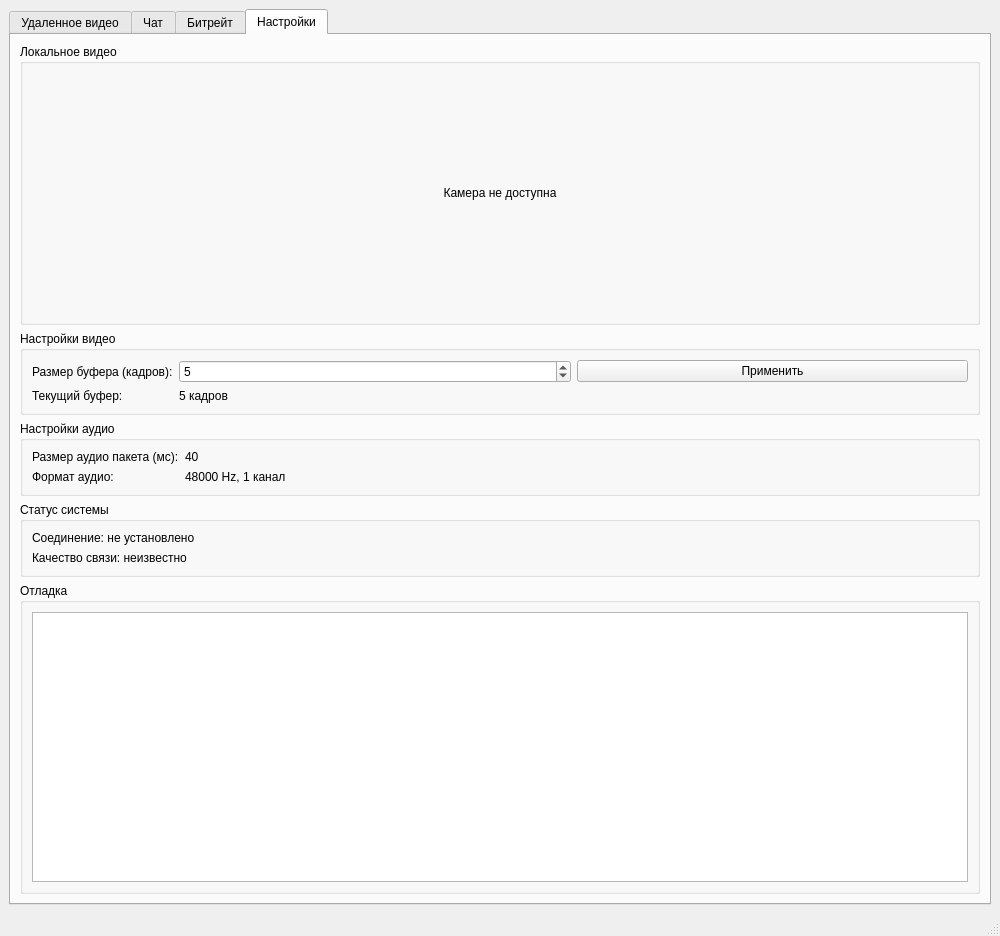
This is chatwindow.ui in EpNKM/VladioChad as Qt 5 draws it before an edit. The edited form follows.
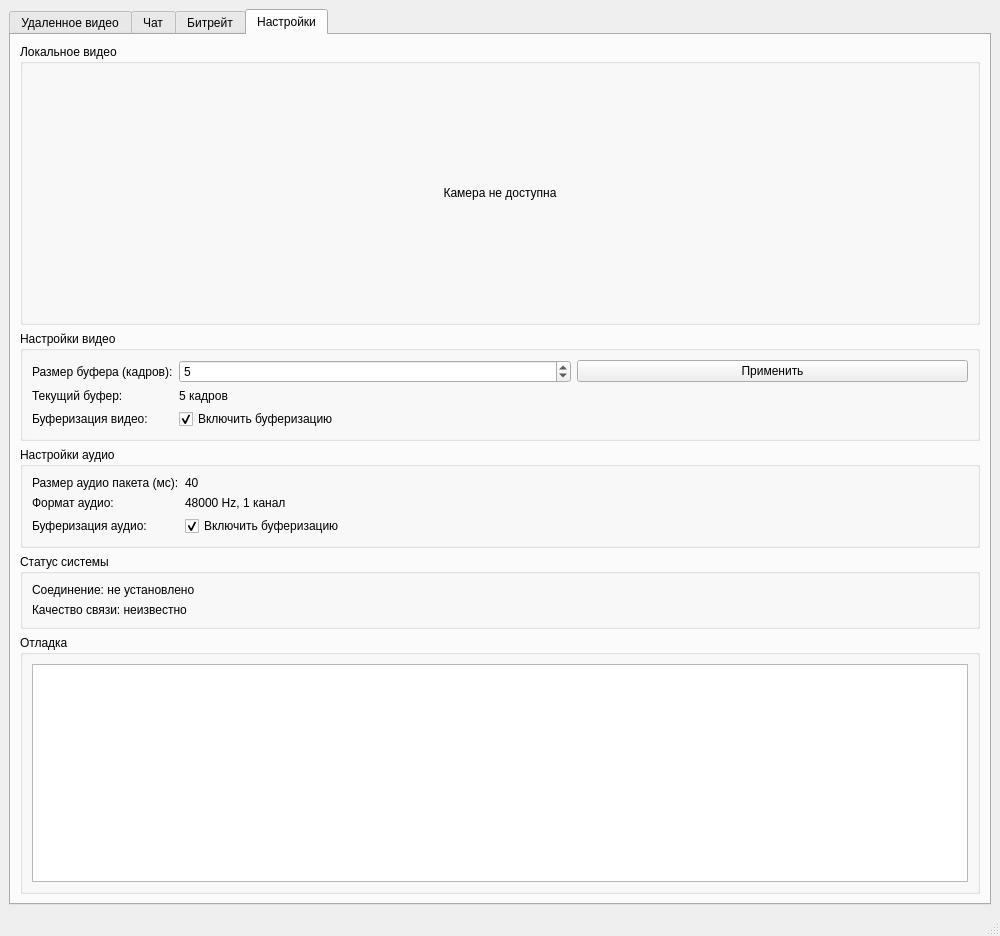
This is the edited form. The open tabs and pages were chosen to show the change. Custom widgets are drawn as their Qt base class.

```diff
--- a/chatwindow.ui
+++ b/chatwindow.ui
@@ -188,6 +188,23 @@
              </property>
             </widget>
            </item>
+           <item row="2" column="0">
+            <widget class="QLabel" name="label_5">
+             <property name="text">
+              <string>Буферизация видео:</string>
+             </property>
+            </widget>
+           </item>
+           <item row="2" column="1">
+            <widget class="QCheckBox" name="videoBufferCheckBox">
+             <property name="text">
+              <string>Включить буферизацию</string>
+             </property>
+             <property name="checked">
+              <bool>true</bool>
+             </property>
+            </widget>
+           </item>
           </layout>
          </widget>
         </item>
@@ -225,6 +242,23 @@
              </property>
             </widget>
            </item>
+           <item row="2" column="0">
+            <widget class="QLabel" name="label_6">
+             <property name="text">
+              <string>Буферизация аудио:</string>
+             </property>
+            </widget>
+           </item>
+           <item row="2" column="1">
+            <widget class="QCheckBox" name="audioBufferCheckBox">
+             <property name="text">
+              <string>Включить буферизацию</string>
+             </property>
+             <property name="checked">
+              <bool>true</bool>
+             </property>
+            </widget>
+           </item>
           </layout>
          </widget>
         </item>
```
